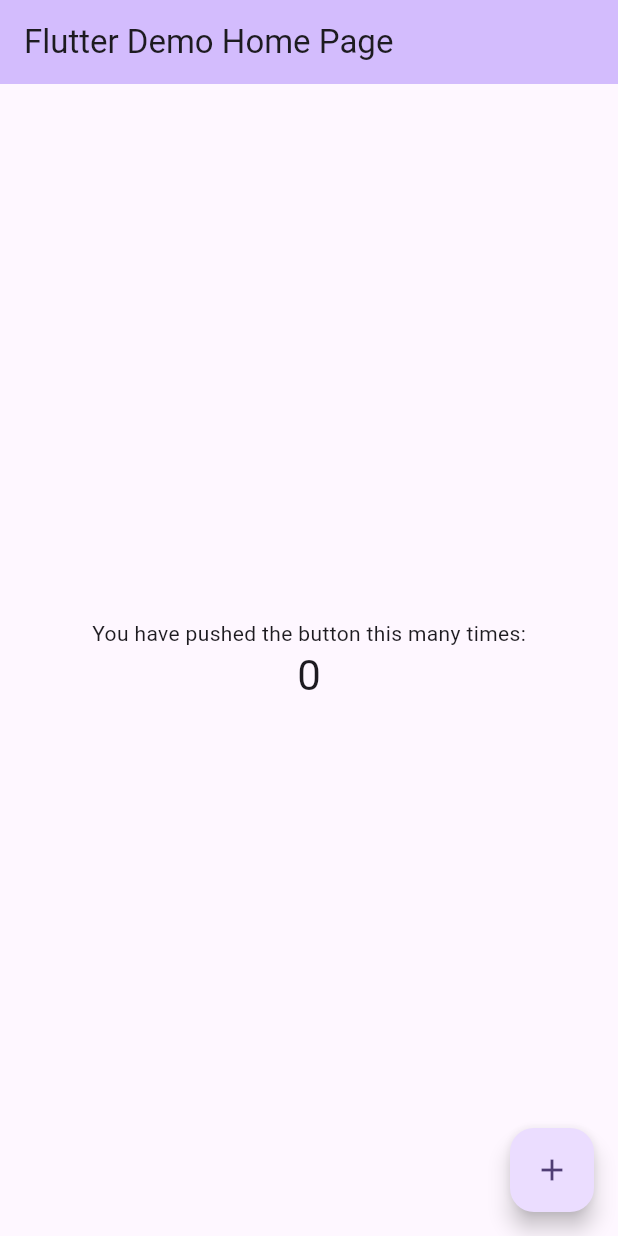
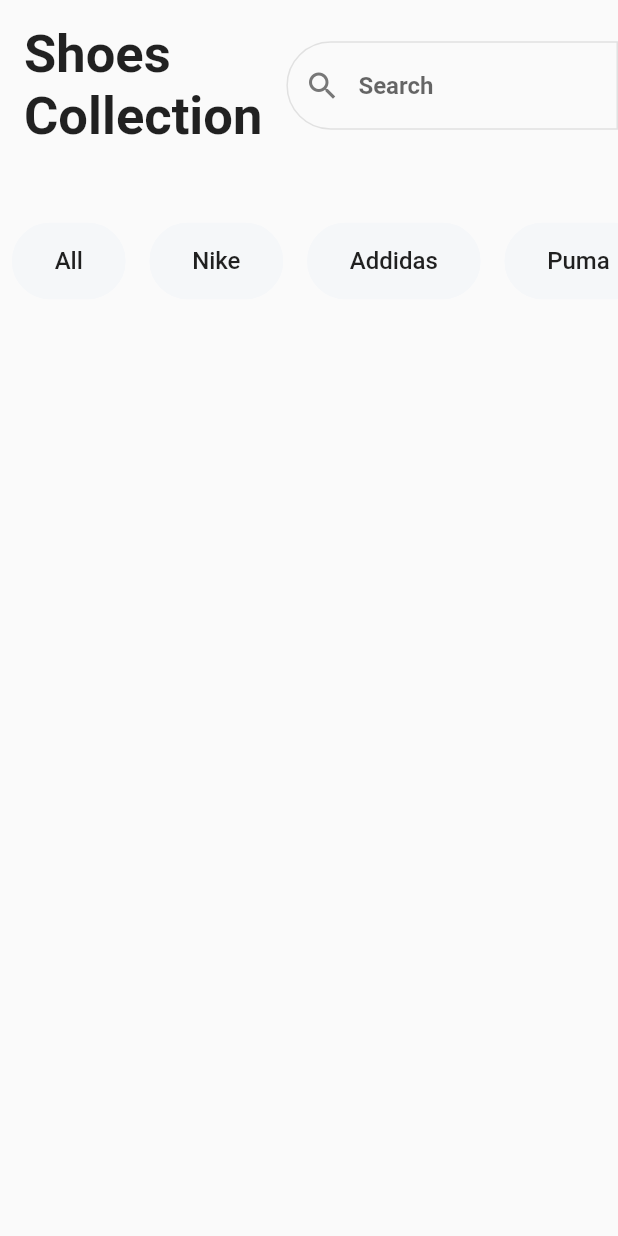
Before and after one commit to abhishekvadodariya/online_shopping_flutter_application, a Flutter app: the screen it shows after launch, on a phone screen of 412 x 824 dp. Run offline on Flutter 3.47's test engine with Material 2 defaults, Android fonts, the phone set to English and light mode, and no system bars.

```diff
--- /dev/null
+++ b/lib/home_page.dart
@@ -0,0 +1,88 @@
+import 'package:flutter/material.dart';
+
+class HomePage extends StatefulWidget {
+  const HomePage({super.key});
+
+  @override
+  State<HomePage> createState() => _HomePageState();
+}
+
+class _HomePageState extends State<HomePage> {
+  final List<String> filters = const ['All','Nike','Addidas','Puma'];
+  late String selectedFilter = filters[0];
+
+  @override
+  void initState() {
+    super.initState();
+    selectedFilter = filters[0];
+  }
+
+  @override
+  Widget build(BuildContext context) {
+    const border = OutlineInputBorder(
+      borderSide: BorderSide(
+        color: Color.fromRGBO(225, 225, 225, 1),
+      ),
+      borderRadius: BorderRadius.horizontal(left: Radius.circular(50)
+      ),
+    );
+    return Scaffold(
+      body: SafeArea(
+        child: Column(
+          children: [
+            const Row(
+              children: [
+                Padding(
+                  padding: EdgeInsets.all(16),
+                  child: Text("Shoes\nCollection",
+                    style: TextStyle(
+                      fontWeight: FontWeight.bold,
+                      fontSize: 35,
+                    ),
+                  ),
+                ),
+                Expanded(
+                    child: TextField(
+                      decoration: InputDecoration(
+                        hintText: 'Search',
+                        prefixIcon: Icon(Icons.search),
+                        border: border,
+                        enabledBorder: border,
+                        focusedBorder: border,
+                      ),
+                    ),
+                ),
+              ],
+            ),
+            SizedBox(
+              height: 120 ,
+              child: ListView.builder(
+                  itemCount: filters.length,
+                  scrollDirection: Axis.horizontal,
+                  itemBuilder: (context,index){
+                    final filter = filters[index];
+                    return Padding(
+                      padding: const EdgeInsets.symmetric(horizontal: 8),
+                      child: Chip(
+                        backgroundColor: const Color.fromRGBO(245, 247, 249, 1),
+                        side: const BorderSide(
+                          color: Color.fromRGBO(245, 247, 249, 1)
+                        ),
+                        label: Text(filter),
+                        labelStyle: const TextStyle(
+                          fontSize: 16,
+                        ),
+                        padding: const EdgeInsets.symmetric(
+                            horizontal: 20,
+                            vertical: 15),
+                      ),
+                    );
+                  }
+              ),
+            ),
+          ],
+        ),
+      ),
+    );
+  }
+}
--- a/lib/main.dart
+++ b/lib/main.dart
@@ -1,125 +1,28 @@
 import 'package:flutter/material.dart';
+
+import 'home_page.dart';
 
 void main() {
   runApp(const MyApp());
 }
-
 class MyApp extends StatelessWidget {
   const MyApp({super.key});
 
-  // This widget is the root of your application.
   @override
   Widget build(BuildContext context) {
     return MaterialApp(
-      title: 'Flutter Demo',
+      title: 'Shopping App',
       theme: ThemeData(
-        // This is the theme of your application.
-        //
-        // TRY THIS: Try running your application with "flutter run". You'll see
-        // the application has a blue toolbar. Then, without quitting the app,
-        // try changing the seedColor in the colorScheme below to Colors.green
-        // and then invoke "hot reload" (save your changes or press the "hot
-        // reload" button in a Flutter-supported IDE, or press "r" if you used
-        // the command line to start the app).
-        //
-        // Notice that the counter didn't reset back to zero; the application
-        // state is not lost during the reload. To reset the state, use hot
-        // restart instead.
-        //
-        // This works for code too, not just values: Most code changes can be
-        // tested with just a hot reload.
-        colorScheme: ColorScheme.fromSeed(seedColor: Colors.deepPurple),
-        useMaterial3: true,
+        colorScheme: ColorScheme.fromSeed(seedColor: const Color.fromRGBO(0, 128, 255, 1)),
+        inputDecorationTheme: const InputDecorationTheme(
+          hintStyle: TextStyle(
+            fontWeight: FontWeight.bold,
+            fontSize: 16,
+          ),
+          prefixIconColor: Color.fromRGBO(119, 119, 119, 1),
+        ),
       ),
-      home: const MyHomePage(title: 'Flutter Demo Home Page'),
+      home: const HomePage(),
     );
   }
 }
-
-class MyHomePage extends StatefulWidget {
-  const MyHomePage({super.key, required this.title});
-
-  // This widget is the home page of your application. It is stateful, meaning
-  // that it has a State object (defined below) that contains fields that affect
-  // how it looks.
-
-  // This class is the configuration for the state. It holds the values (in this
-  // case the title) provided by the parent (in this case the App widget) and
-  // used by the build method of the State. Fields in a Widget subclass are
-  // always marked "final".
-
-  final String title;
-
-  @override
-  State<MyHomePage> createState() => _MyHomePageState();
-}
-
-class _MyHomePageState extends State<MyHomePage> {
-  int _counter = 0;
-
-  void _incrementCounter() {
-    setState(() {
-      // This call to setState tells the Flutter framework that something has
-      // changed in this State, which causes it to rerun the build method below
-      // so that the display can reflect the updated values. If we changed
-      // _counter without calling setState(), then the build method would not be
-      // called again, and so nothing would appear to happen.
-      _counter++;
-    });
-  }
-
-  @override
-  Widget build(BuildContext context) {
-    // This method is rerun every time setState is called, for instance as done
-    // by the _incrementCounter method above.
-    //
-    // The Flutter framework has been optimized to make rerunning build methods
-    // fast, so that you can just rebuild anything that needs updating rather
-    // than having to individually change instances of widgets.
-    return Scaffold(
-      appBar: AppBar(
-        // TRY THIS: Try changing the color here to a specific color (to
-        // Colors.amber, perhaps?) and trigger a hot reload to see the AppBar
-        // change color while the other colors stay the same.
-        backgroundColor: Theme.of(context).colorScheme.inversePrimary,
-        // Here we take the value from the MyHomePage object that was created by
-        // the App.build method, and use it to set our appbar title.
-        title: Text(widget.title),
-      ),
-      body: Center(
-        // Center is a layout widget. It takes a single child and positions it
-        // in the middle of the parent.
-        child: Column(
-          // Column is also a layout widget. It takes a list of children and
-          // arranges them vertically. By default, it sizes itself to fit its
-          // children horizontally, and tries to be as tall as its parent.
-          //
-          // Column has various properties to control how it sizes itself and
-          // how it positions its children. Here we use mainAxisAlignment to
-          // center the children vertically; the main axis here is the vertical
-          // axis because Columns are vertical (the cross axis would be
-          // horizontal).
-          //
-          // TRY THIS: Invoke "debug painting" (choose the "Toggle Debug Paint"
-          // action in the IDE, or press "p" in the console), to see the
-          // wireframe for each widget.
-          mainAxisAlignment: MainAxisAlignment.center,
-          children: <Widget>[
-            const Text(
-              'You have pushed the button this many times:',
-            ),
-            Text(
-              '$_counter',
-              style: Theme.of(context).textTheme.headlineMedium,
-            ),
-          ],
-        ),
-      ),
-      floatingActionButton: FloatingActionButton(
-        onPressed: _incrementCounter,
-        tooltip: 'Increment',
-        child: const Icon(Icons.add),
-      ), // This trailing comma makes auto-formatting nicer for build methods.
-    );
-  }
-}
```
